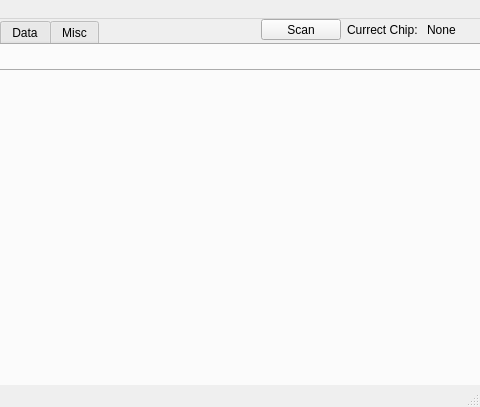
Qt form src/mainwindow.ui (YuzukiTsuru/YFEL) before a commit; both pictures show x 209 to 689 and y 0 to 407 of the 689 by 407 pixel window.
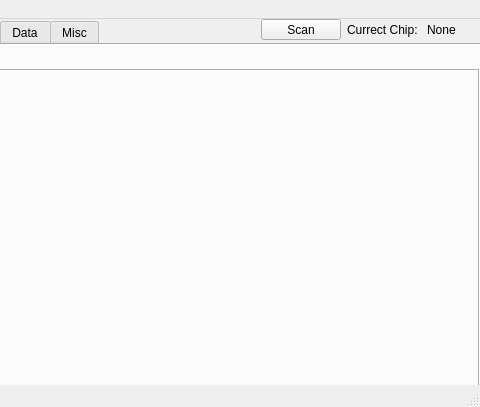
The same form after that commit. The open tabs and pages were chosen to show the change.

The edit to the form file:
```diff
--- a/src/mainwindow.ui
+++ b/src/mainwindow.ui
@@ -190,7 +190,7 @@
        <rect>
         <x>0</x>
         <y>0</y>
-        <width>691</width>
+        <width>686</width>
         <height>351</height>
        </rect>
       </property>
```
